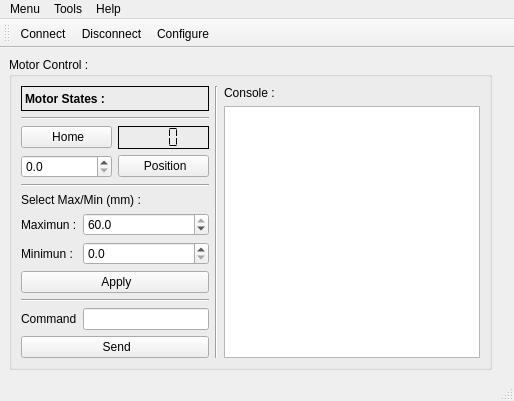
This is mainwindow.ui in axpaul/QtGrblInterface as Qt 5 draws it before an edit. The edited form follows.
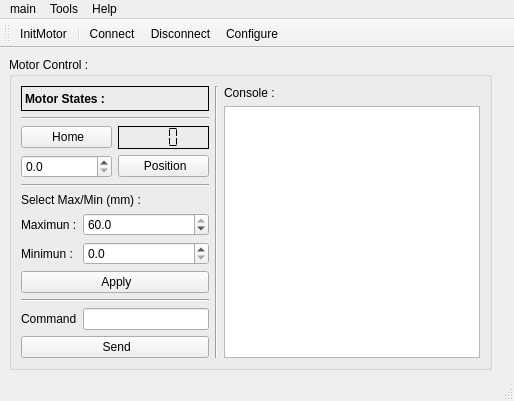
This is the edited form. Icons and pictures are not drawn. Custom widgets are drawn as their Qt base class.

```diff
--- a/mainwindow.ui
+++ b/mainwindow.ui
@@ -294,7 +294,7 @@
    </property>
    <widget class="QMenu" name="menuConnect">
     <property name="title">
-     <string>Menu</string>
+     <string>main</string>
     </property>
     <addaction name="actionConnect"/>
     <addaction name="actionDisconnect"/>
@@ -330,6 +330,8 @@
    <attribute name="toolBarBreak">
     <bool>false</bool>
    </attribute>
+   <addaction name="actionInitMotor"/>
+   <addaction name="separator"/>
    <addaction name="actionConnect"/>
    <addaction name="actionDisconnect"/>
    <addaction name="actionConfigure"/>
@@ -397,6 +399,15 @@
     <string>Clear</string>
    </property>
   </action>
+  <action name="actionInitMotor">
+   <property name="icon">
+    <iconset resource="icone.qrc">
+     <normaloff>:/iconeMotor/icone/reset.png</normaloff>:/iconeMotor/icone/reset.png</iconset>
+   </property>
+   <property name="text">
+    <string>InitMotor</string>
+   </property>
+  </action>
  </widget>
  <customwidgets>
   <customwidget>
```
Left out of the diff: 2 changed lines with no effect on the pictures.
